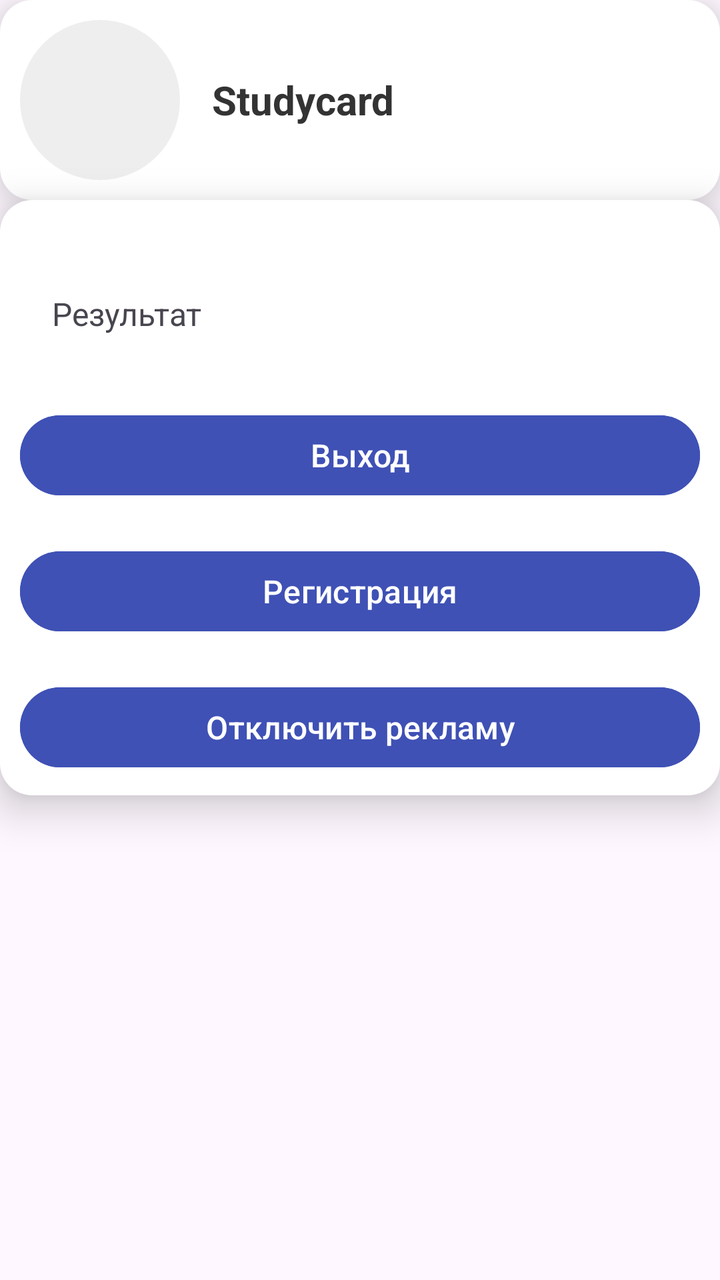
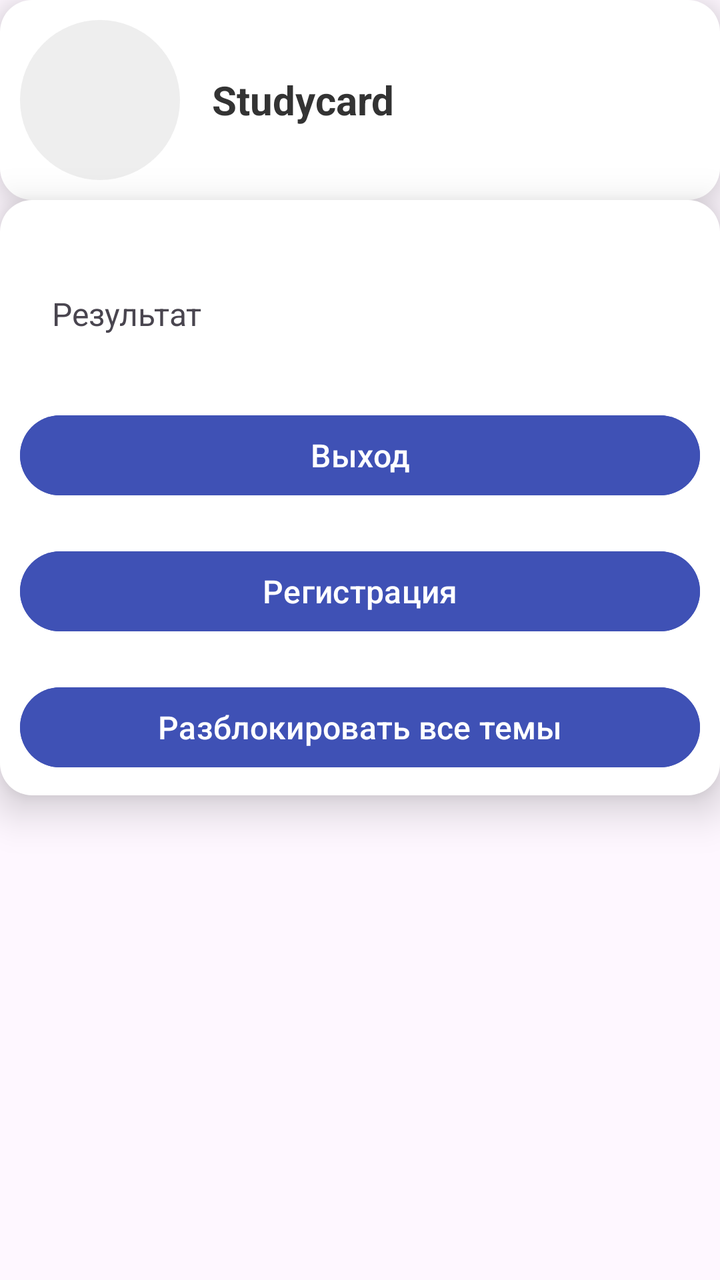

An Android layout rendered at two revisions. The XML below is the earlier revision; the diff shows what the commit changed to produce the second picture.
<!-- AndroidManifest.xml: application theme Theme.Studycard -->
<!-- res/layout/activity_end_test.xml -->
<?xml version="1.0" encoding="utf-8"?>
<androidx.constraintlayout.widget.ConstraintLayout xmlns:android="http://schemas.android.com/apk/res/android"
    xmlns:app="http://schemas.android.com/apk/res-auto"
    xmlns:tools="http://schemas.android.com/tools"
    android:id="@+id/main"
    android:layout_width="match_parent"
    android:layout_height="match_parent"
    tools:context=".EndTestActivity">
    <LinearLayout
        android:id="@+id/head"
        android:layout_width="match_parent"
        android:layout_height="wrap_content"
        android:orientation="horizontal"
        android:background="@drawable/bg_card"
        android:elevation="8dp"
        android:padding="10dp"
        app:layout_constraintTop_toTopOf="parent"
        app:layout_constraintStart_toStartOf="parent"
        app:layout_constraintEnd_toEndOf="parent">

        <ImageView
            android:id="@+id/picture"
            android:layout_width="80dp"
            android:layout_height="80dp"
            android:layout_gravity="center_vertical"

            android:scaleType="centerCrop"
            android:contentDescription="@string/profile_picture_desc"
            android:background="@drawable/bg_image_circle" />

        <TextView
            android:id="@+id/name"
            android:layout_width="0dp"
            android:layout_height="wrap_content"
            android:layout_weight="1"
            android:layout_marginStart="16dp"

            android:layout_gravity="center_vertical"
            android:text="Studycard"
            android:textColor="@color/text_primary"
            android:textSize="20sp"
            android:textStyle="bold" />

    </LinearLayout>
    <LinearLayout
        android:id="@+id/body"
        android:layout_width="match_parent"
        android:layout_height="wrap_content"

        android:background="@drawable/bg_card"
        android:elevation="12dp"
        android:orientation="vertical"
        android:padding="10dp"
        app:layout_constraintEnd_toEndOf="parent"

        app:layout_constraintStart_toStartOf="parent"
        app:layout_constraintTop_toBottomOf="@+id/head">



        <TextView
            android:id="@+id/result"
            android:layout_width="match_parent"
            android:layout_height="wrap_content"
            android:layout_marginTop="20dp"
            android:autofillHints="Пароль"

            android:text="Результат"
            android:padding="16dp"
            android:textSize="16sp" />
        
        <Button
            android:id="@+id/exit"
            android:layout_width="match_parent"
            android:layout_height="wrap_content"
            android:layout_marginTop="20dp"
            android:backgroundTint="@color/blue"
            android:onClick="exit"
            android:text="Выход"
            android:textColor="@color/white"
            android:textSize="16sp" />
        <Button
            android:id="@+id/reg"
            android:layout_width="match_parent"
            android:layout_height="wrap_content"
            android:layout_marginTop="20dp"
            android:backgroundTint="@color/blue"
            android:onClick="reg"
            android:text="Регистрация"
            android:textColor="@color/white"
            android:textSize="16sp" />
        <Button
            android:id="@+id/comm"
            android:layout_width="match_parent"
            android:layout_height="wrap_content"
            android:layout_marginTop="20dp"
            android:backgroundTint="@color/blue"
            android:onClick="comm"
            android:text="Отключить рекламу"
            android:textColor="@color/white"
            android:textSize="16sp" />



    </LinearLayout>
</androidx.constraintlayout.widget.ConstraintLayout>
<!-- resources referenced by this layout -->
<resources>
  <color name="blue">#3F51B5</color>
  <color name="text_primary">#333333</color>
  <color name="white">#FFFFFF</color>
  <!-- drawable bg_card (drawable) -->
  <shape xmlns:android="http://schemas.android.com/apk/res/android">
      <solid android:color="@color/card_background" />
      <corners android:radius="16dp" />
      <shadow android:color="@color/shadow_color" />
  </shape>
  <!-- drawable bg_image_circle (drawable) -->
  <shape xmlns:android="http://schemas.android.com/apk/res/android">
      <solid android:color="@color/profile_picture_background" />
      <corners android:radius="50dp" />
  </shape>
  <string name="profile_picture_desc">Profile picture</string>
  <style name="Theme.Studycard" parent="Base.Theme.Studycard" />
  <color name="card_background">#FFFFFF</color>
  <color name="shadow_color">#40000000</color>
  <color name="profile_picture_background">#EEEEEE</color>
  <style name="Base.Theme.Studycard" parent="Theme.Material3.DayNight.NoActionBar">
          
          
      </style>
</resources>

<!-- the commit's change to res/layout/activity_end_test.xml (unified diff, before → after) -->
@@ -96,7 +96,7 @@
             android:layout_marginTop="20dp"
             android:backgroundTint="@color/blue"
             android:onClick="comm"
-            android:text="Отключить рекламу"
+            android:text="Разблокировать все темы"
             android:textColor="@color/white"
             android:textSize="16sp" />
 
